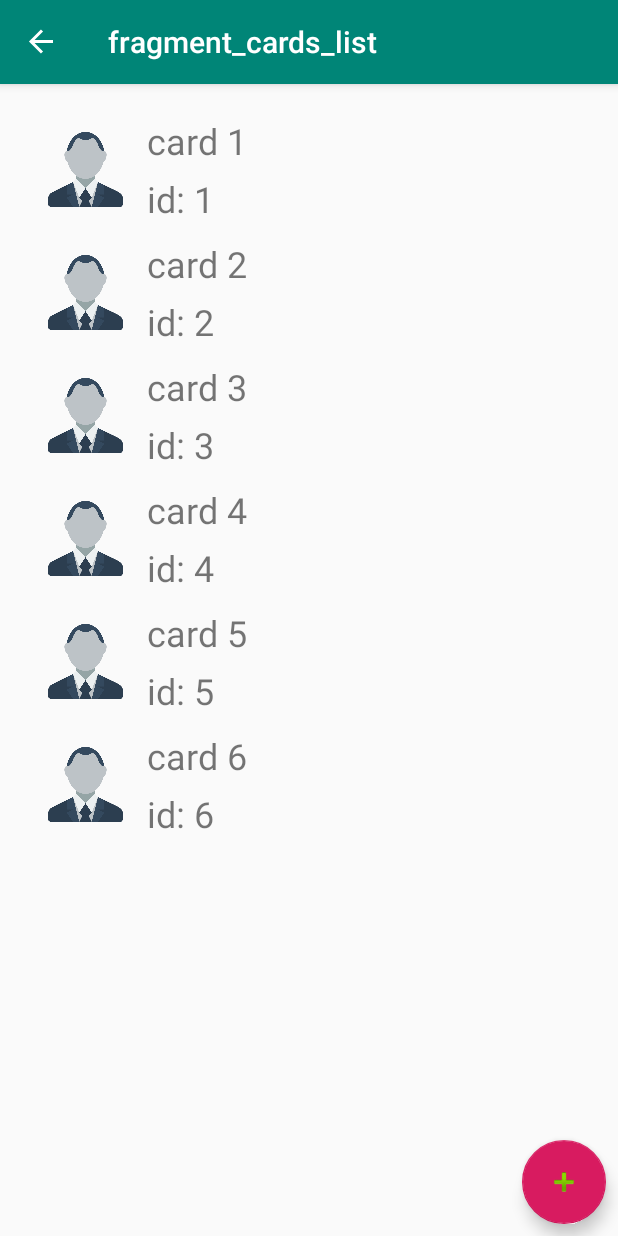
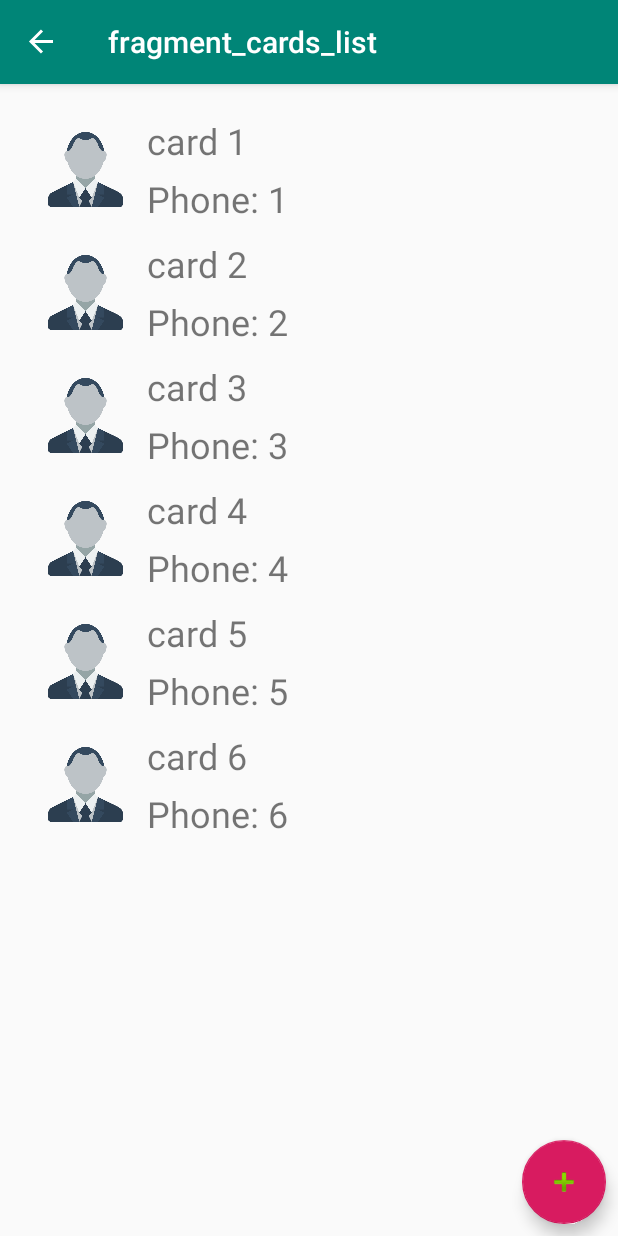
Before and after one commit to EtgarZ/ColmanProject53, an Android app: the CardsListFragment screen opened through its navigation route, on a phone screen of 412 x 824 dp. Run offline under Robolectric (Android 15) with nearby library versions, the phone set to English and light mode, and no system bars; our stand-ins replace Firebase (no records; nobody signed in at launch, a user with empty details on screens opened directly), navigation-ui.

Commit message:
connect register/login fragment to app flow

```diff
--- a/Client/CardReaderApp/app/src/main/java/com/cardreaderapp/activities/RegisterFragment.java
+++ b/Client/CardReaderApp/app/src/main/java/com/cardreaderapp/activities/RegisterFragment.java
@@ -7,6 +7,7 @@ import android.os.Bundle;
 
 import androidx.annotation.NonNull;
 import androidx.fragment.app.Fragment;
+import androidx.navigation.Navigation;
 
 import android.view.LayoutInflater;
 import android.view.View;
@@ -92,14 +93,14 @@ public class RegisterFragment extends Fragment {
     @Override
     public View onCreateView(LayoutInflater inflater, ViewGroup container,
                              Bundle savedInstanceState) {
-        View inflate = inflater.inflate(R.layout.fragment_register, container, false);
+        final View view = inflater.inflate(R.layout.fragment_register, container, false);
         mProgressDialog= new ProgressDialog(getActivity());
         mFireBashAuth=FirebaseAuth.getInstance();
-        mTitletxt=(TextView) inflate.findViewById(R.id.Register_Titlettxt);
-        mEmailtxt=(EditText) inflate.findViewById(R.id.Register_emailtxt);
-        mPasswordtxt=(EditText) inflate.findViewById(R.id.Register_passwordtxt);
-        mRegisterbtn=(Button) inflate.findViewById(R.id.Register_registerBtn);
-        mSwitchRegSignIntxt=inflate.findViewById(R.id.Register_switchRegisterSignIn);
+        mTitletxt=(TextView) view.findViewById(R.id.Register_Titlettxt);
+        mEmailtxt=(EditText) view.findViewById(R.id.Register_emailtxt);
+        mPasswordtxt=(EditText) view.findViewById(R.id.Register_passwordtxt);
+        mRegisterbtn=(Button) view.findViewById(R.id.Register_registerBtn);
+        mSwitchRegSignIntxt=view.findViewById(R.id.Register_switchRegisterSignIn);
         mSwitchRegSignIntxt.setOnClickListener(new View.OnClickListener() {
             @Override
             public void onClick(View v) {
@@ -139,7 +140,7 @@ public class RegisterFragment extends Fragment {
                                         mProgressDialog.dismiss();
                                         //register completed and logged in.
                                         Toast.makeText(getActivity(), "Registeraion Successfull!", Toast.LENGTH_LONG).show();
-
+                                        Navigation.findNavController(view).navigate(R.id.action_registerFragment_to_cardsListFragment);
                                     } else {
                                         mProgressDialog.dismiss();
                                         Toast.makeText(getActivity(), "Registeraion Failed! pls try again later...", Toast.LENGTH_LONG).show();
@@ -159,7 +160,7 @@ public class RegisterFragment extends Fragment {
                                 mProgressDialog.dismiss();
                                 //register completed and logged in.
                                 Toast.makeText(getActivity(), "Sign In Successfull!", Toast.LENGTH_LONG).show();
-
+                                Navigation.findNavController(view).navigate(R.id.action_registerFragment_to_cardsListFragment);
                             } else {
                                 mProgressDialog.dismiss();
                                 Toast.makeText(getActivity(), "Sign in Failed! pls try again later...", Toast.LENGTH_LONG).show();
@@ -173,7 +174,7 @@ public class RegisterFragment extends Fragment {
 
             }
         });
-        return inflate;
+        return view;
     }
 
     // TODO: Rename method, update argument and hook method into UI event
--- a/Client/CardReaderApp/app/src/main/java/com/cardreaderapp/adapters/CardsListAdapter.java
+++ b/Client/CardReaderApp/app/src/main/java/com/cardreaderapp/adapters/CardsListAdapter.java
@@ -74,7 +74,7 @@ public class CardsListAdapter extends RecyclerView.Adapter<CardsListAdapter.Card
 
         public void bind(Card card){
             mName.setText(card.GetPersonName());
-            mPhone.setText("id: " + card.GetPhoneNumber());
+            mPhone.setText("Phone: " + card.GetPhoneNumber());
         }
     }
 }
--- a/Client/CardReaderApp/app/src/main/res/layout/fragment_register.xml
+++ b/Client/CardReaderApp/app/src/main/res/layout/fragment_register.xml
@@ -8,8 +8,7 @@
     <LinearLayout
         android:layout_width="match_parent"
         android:layout_height="wrap_content"
-        android:orientation="vertical"
-        tools:context=".activities.RegisterFragment">
+        android:orientation="vertical">
 
         <TextView
             android:id="@+id/Register_Titlettxt"
--- a/Client/CardReaderApp/app/src/main/res/navigation/nav_main.xml
+++ b/Client/CardReaderApp/app/src/main/res/navigation/nav_main.xml
@@ -23,5 +23,11 @@
         android:id="@+id/registerFragment"
         android:name="com.cardreaderapp.activities.RegisterFragment"
         android:label=""
-        tools:layout="@layout/fragment_register"/>
+        tools:layout="@layout/fragment_register">
+        <action
+            android:id="@+id/action_registerFragment_to_cardsListFragment"
+            app:destination="@id/cardsListFragment"
+            app:popUpTo="@+id/nav_main"
+            app:popUpToInclusive="true" />
+    </fragment>
 </navigation>
```
